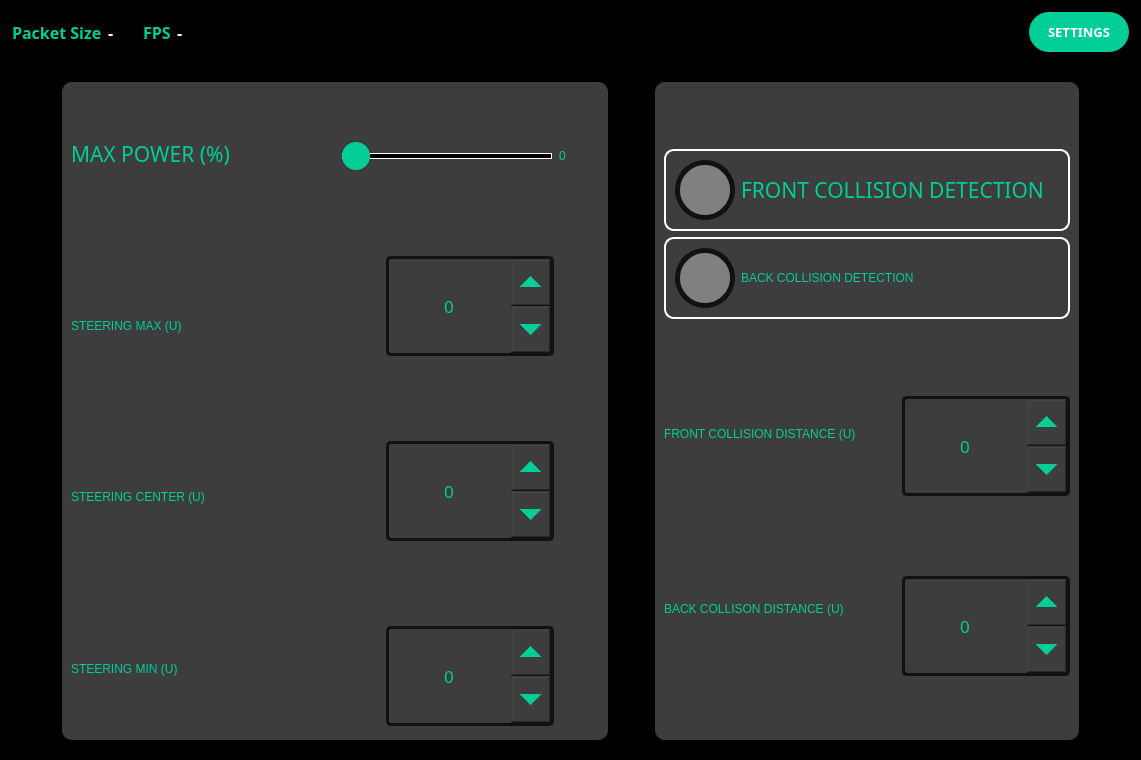
The window that source/controller/GUI-4G-CAR-DEF_#2.ui (jpriverar/smart-4g-rc-car) describes before a commit, drawn with Qt 5.
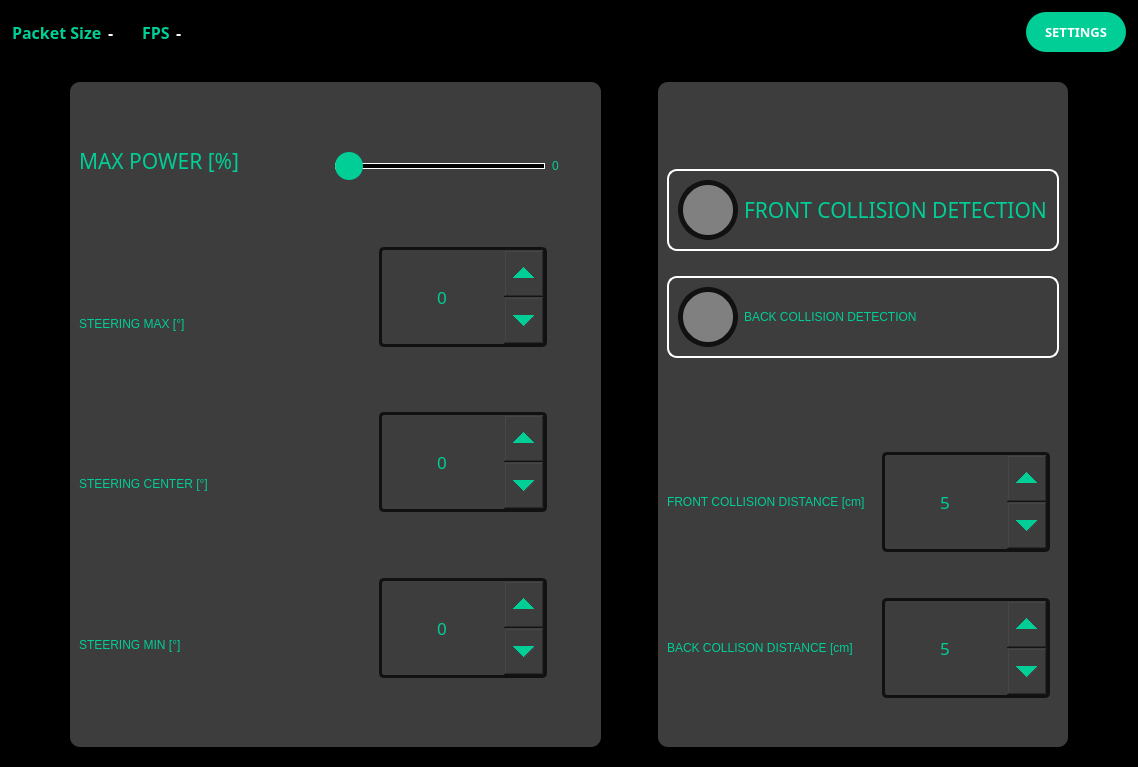
The same window after the commit. The open tabs and pages were chosen to show the change.

Commit message: se agregaron rangos y unidades a los spinbox, también se definieron mejor las posiciones en las que estaban colocados los widgets

```diff
--- a/source/controller/GUI-4G-CAR-DEF_#2.ui
+++ b/source/controller/GUI-4G-CAR-DEF_#2.ui
@@ -6,8 +6,8 @@
    <rect>
     <x>0</x>
     <y>0</y>
-    <width>1141</width>
-    <height>760</height>
+    <width>1138</width>
+    <height>767</height>
    </rect>
   </property>
   <property name="windowTitle">
@@ -757,17 +757,17 @@
                    <item>
                     <layout class="QVBoxLayout" name="verticalLayout_8">
                      <item>
-                      <spacer name="verticalSpacer_7">
+                      <spacer name="verticalSpacer_2">
                        <property name="orientation">
                         <enum>Qt::Vertical</enum>
                        </property>
                        <property name="sizeType">
-                        <enum>QSizePolicy::Maximum</enum>
+                        <enum>QSizePolicy::MinimumExpanding</enum>
                        </property>
                        <property name="sizeHint" stdset="0">
                         <size>
                          <width>20</width>
-                         <height>50</height>
+                         <height>40</height>
                         </size>
                        </property>
                       </spacer>
@@ -776,8 +776,8 @@
                       <widget class="QLabel" name="label_MAX_POWER">
                        <property name="minimumSize">
                         <size>
-                         <width>225</width>
-                         <height>25</height>
+                         <width>210</width>
+                         <height>30</height>
                         </size>
                        </property>
                        <property name="maximumSize">
@@ -796,7 +796,7 @@
                         </font>
                        </property>
                        <property name="text">
-                        <string>MAX POWER (%)</string>
+                        <string>MAX POWER [%]</string>
                        </property>
                        <property name="alignment">
                         <set>Qt::AlignLeading|Qt::AlignLeft|Qt::AlignVCenter</set>
@@ -804,10 +804,13 @@
                       </widget>
                      </item>
                      <item>
-                      <spacer name="vSPacer_page_car_10">
+                      <spacer name="verticalSpacer_7">
                        <property name="orientation">
                         <enum>Qt::Vertical</enum>
                        </property>
+                       <property name="sizeType">
+                        <enum>QSizePolicy::MinimumExpanding</enum>
+                       </property>
                        <property name="sizeHint" stdset="0">
                         <size>
                          <width>20</width>
@@ -820,8 +823,8 @@
                       <widget class="QLabel" name="label_S_MAX">
                        <property name="minimumSize">
                         <size>
-                         <width>225</width>
-                         <height>25</height>
+                         <width>168</width>
+                         <height>100</height>
                         </size>
                        </property>
                        <property name="maximumSize">
@@ -831,7 +834,7 @@
                         </size>
                        </property>
                        <property name="text">
-                        <string>STEERING MAX (U)</string>
+                        <string>STEERING MAX [°]</string>
                        </property>
                        <property name="alignment">
                         <set>Qt::AlignLeading|Qt::AlignLeft|Qt::AlignVCenter</set>
@@ -839,10 +842,13 @@
                       </widget>
                      </item>
                      <item>
-                      <spacer name="vSPacer_page_car_9">
+                      <spacer name="verticalSpacer_9">
                        <property name="orientation">
                         <enum>Qt::Vertical</enum>
                        </property>
+                       <property name="sizeType">
+                        <enum>QSizePolicy::MinimumExpanding</enum>
+                       </property>
                        <property name="sizeHint" stdset="0">
                         <size>
                          <width>20</width>
@@ -851,12 +857,12 @@
                        </property>
                       </spacer>
                      </item>
-                     <item alignment="Qt::AlignHCenter">
+                     <item>
                       <widget class="QLabel" name="label_S_CENTER">
                        <property name="minimumSize">
                         <size>
-                         <width>225</width>
-                         <height>25</height>
+                         <width>168</width>
+                         <height>100</height>
                         </size>
                        </property>
                        <property name="maximumSize">
@@ -866,7 +872,7 @@
                         </size>
                        </property>
                        <property name="text">
-                        <string>STEERING CENTER (U)</string>
+                        <string>STEERING CENTER [°]</string>
                        </property>
                        <property name="alignment">
                         <set>Qt::AlignLeading|Qt::AlignLeft|Qt::AlignVCenter</set>
@@ -878,6 +884,9 @@
                        <property name="orientation">
                         <enum>Qt::Vertical</enum>
                        </property>
+                       <property name="sizeType">
+                        <enum>QSizePolicy::MinimumExpanding</enum>
+                       </property>
                        <property name="sizeHint" stdset="0">
                         <size>
                          <width>20</width>
@@ -890,8 +899,8 @@
                       <widget class="QLabel" name="label_S_MIN">
                        <property name="minimumSize">
                         <size>
-                         <width>225</width>
-                         <height>25</height>
+                         <width>168</width>
+                         <height>100</height>
                         </size>
                        </property>
                        <property name="maximumSize">
@@ -901,7 +910,7 @@
                         </size>
                        </property>
                        <property name="text">
-                        <string>STEERING MIN (U)</string>
+                        <string>STEERING MIN [°]</string>
                        </property>
                        <property name="alignment">
                         <set>Qt::AlignLeading|Qt::AlignLeft|Qt::AlignVCenter</set>
@@ -909,17 +918,17 @@
                       </widget>
                      </item>
                      <item>
-                      <spacer name="verticalSpacer_9">
+                      <spacer name="verticalSpacer_18">
                        <property name="orientation">
                         <enum>Qt::Vertical</enum>
                        </property>
                        <property name="sizeType">
-                        <enum>QSizePolicy::Maximum</enum>
+                        <enum>QSizePolicy::MinimumExpanding</enum>
                        </property>
                        <property name="sizeHint" stdset="0">
                         <size>
                          <width>20</width>
-                         <height>50</height>
+                         <height>80</height>
                         </size>
                        </property>
                       </spacer>
@@ -950,12 +959,12 @@
                         <enum>Qt::Vertical</enum>
                        </property>
                        <property name="sizeType">
-                        <enum>QSizePolicy::Maximum</enum>
+                        <enum>QSizePolicy::MinimumExpanding</enum>
                        </property>
                        <property name="sizeHint" stdset="0">
                         <size>
                          <width>20</width>
-                         <height>50</height>
+                         <height>40</height>
                         </size>
                        </property>
                       </spacer>
@@ -1039,7 +1048,7 @@
                         <enum>Qt::Vertical</enum>
                        </property>
                        <property name="sizeType">
-                        <enum>QSizePolicy::Expanding</enum>
+                        <enum>QSizePolicy::MinimumExpanding</enum>
                        </property>
                        <property name="sizeHint" stdset="0">
                         <size>
@@ -1345,7 +1354,10 @@
                         <enum>QAbstractSpinBox::UpDownArrows</enum>
                        </property>
                        <property name="maximum">
-                        <number>100</number>
+                        <number>180</number>
+                       </property>
+                       <property name="singleStep">
+                        <number>20</number>
                        </property>
                       </widget>
                      </item>
@@ -1354,6 +1366,9 @@
                        <property name="orientation">
                         <enum>Qt::Vertical</enum>
                        </property>
+                       <property name="sizeType">
+                        <enum>QSizePolicy::MinimumExpanding</enum>
+                       </property>
                        <property name="sizeHint" stdset="0">
                         <size>
                          <width>20</width>
@@ -1652,7 +1667,10 @@
                         <set>Qt::AlignCenter</set>
                        </property>
                        <property name="maximum">
-                        <number>100</number>
+                        <number>180</number>
+                       </property>
+                       <property name="singleStep">
+                        <number>20</number>
                        </property>
                       </widget>
                      </item>
@@ -1661,6 +1679,9 @@
                        <property name="orientation">
                         <enum>Qt::Vertical</enum>
                        </property>
+                       <property name="sizeType">
+                        <enum>QSizePolicy::MinimumExpanding</enum>
+                       </property>
                        <property name="sizeHint" stdset="0">
                         <size>
                          <width>20</width>
@@ -1959,7 +1980,10 @@
                         <set>Qt::AlignCenter</set>
                        </property>
                        <property name="maximum">
-                        <number>100</number>
+                        <number>180</number>
+                       </property>
+                       <property name="singleStep">
+                        <number>20</number>
                        </property>
                       </widget>
                      </item>
@@ -1969,12 +1993,12 @@
                         <enum>Qt::Vertical</enum>
                        </property>
                        <property name="sizeType">
-                        <enum>QSizePolicy::Maximum</enum>
+                        <enum>QSizePolicy::MinimumExpanding</enum>
                        </property>
                        <property name="sizeHint" stdset="0">
                         <size>
                          <width>20</width>
-                         <height>5</height>
+                         <height>40</height>
                         </size>
                        </property>
                       </spacer>
@@ -2195,7 +2219,7 @@
                         <enum>Qt::Vertical</enum>
                        </property>
                        <property name="sizeType">
-                        <enum>QSizePolicy::Maximum</enum>
+                        <enum>QSizePolicy::MinimumExpanding</enum>
                        </property>
                        <property name="sizeHint" stdset="0">
                         <size>
@@ -2205,10 +2229,22 @@
                        </property>
                       </spacer>
                      </item>
-                     <item>
+                     <item alignment="Qt::AlignVCenter">
                       <widget class="QLabel" name="label_FCOLLD">
+                       <property name="sizePolicy">
+                        <sizepolicy hsizetype="Preferred" vsizetype="Preferred">
+                         <horstretch>0</horstretch>
+                         <verstretch>0</verstretch>
+                        </sizepolicy>
+                       </property>
+                       <property name="minimumSize">
+                        <size>
+                         <width>168</width>
+                         <height>100</height>
+                        </size>
+                       </property>
                        <property name="text">
-                        <string>FRONT COLLISION DISTANCE (U)</string>
+                        <string>FRONT COLLISION DISTANCE [cm] </string>
                        </property>
                        <property name="alignment">
                         <set>Qt::AlignLeading|Qt::AlignLeft|Qt::AlignVCenter</set>
@@ -2221,20 +2257,32 @@
                         <enum>Qt::Vertical</enum>
                        </property>
                        <property name="sizeType">
-                        <enum>QSizePolicy::Maximum</enum>
+                        <enum>QSizePolicy::MinimumExpanding</enum>
                        </property>
                        <property name="sizeHint" stdset="0">
                         <size>
                          <width>20</width>
-                         <height>85</height>
+                         <height>40</height>
                         </size>
                        </property>
                       </spacer>
                      </item>
-                     <item>
+                     <item alignment="Qt::AlignVCenter">
                       <widget class="QLabel" name="label_BCOLLD">
+                       <property name="sizePolicy">
+                        <sizepolicy hsizetype="Preferred" vsizetype="Preferred">
+                         <horstretch>0</horstretch>
+                         <verstretch>0</verstretch>
+                        </sizepolicy>
+                       </property>
+                       <property name="minimumSize">
+                        <size>
+                         <width>168</width>
+                         <height>100</height>
+                        </size>
+                       </property>
                        <property name="text">
-                        <string>BACK COLLISON DISTANCE (U)</string>
+                        <string>BACK COLLISON DISTANCE [cm]  </string>
                        </property>
                        <property name="alignment">
                         <set>Qt::AlignLeading|Qt::AlignLeft|Qt::AlignVCenter</set>
@@ -2247,34 +2295,18 @@
                         <enum>Qt::Vertical</enum>
                        </property>
                        <property name="sizeType">
-                        <enum>QSizePolicy::Maximum</enum>
+                        <enum>QSizePolicy::MinimumExpanding</enum>
                        </property>
                        <property name="sizeHint" stdset="0">
                         <size>
                          <width>20</width>
-                         <height>80</height>
+                         <height>40</height>
                         </size>
                        </property>
                       </spacer>
                      </item>
                     </layout>
                    </item>
-                   <item>
-                    <spacer name="horizontalSpacer_2">
-                     <property name="orientation">
-                      <enum>Qt::Horizontal</enum>
-                     </property>
-                     <property name="sizeType">
-                      <enum>QSizePolicy::Expanding</enum>
-                     </property>
-                     <property name="sizeHint" stdset="0">
-                      <size>
-                       <width>40</width>
-                       <height>15</height>
-                      </size>
-                     </property>
-                    </spacer>
-                   </item>
                    <item>
                     <layout class="QVBoxLayout" name="verticalLayout_10">
                      <item>
@@ -2283,12 +2315,12 @@
                         <enum>Qt::Vertical</enum>
                        </property>
                        <property name="sizeType">
-                        <enum>QSizePolicy::Maximum</enum>
+                        <enum>QSizePolicy::MinimumExpanding</enum>
                        </property>
                        <property name="sizeHint" stdset="0">
                         <size>
                          <width>20</width>
-                         <height>55</height>
+                         <height>40</height>
                         </size>
                        </property>
                       </spacer>
@@ -2582,8 +2614,11 @@
                        <property name="alignment">
                         <set>Qt::AlignCenter</set>
                        </property>
+                       <property name="minimum">
+                        <number>5</number>
+                       </property>
                        <property name="maximum">
-                        <number>100</number>
+                        <number>25</number>
                        </property>
                       </widget>
                      </item>
@@ -2593,12 +2628,12 @@
                         <enum>Qt::Vertical</enum>
                        </property>
                        <property name="sizeType">
-                        <enum>QSizePolicy::Expanding</enum>
+                        <enum>QSizePolicy::MinimumExpanding</enum>
                        </property>
                        <property name="sizeHint" stdset="0">
                         <size>
                          <width>20</width>
-                         <height>85</height>
+                         <height>40</height>
                         </size>
                        </property>
                       </spacer>
@@ -2892,8 +2927,11 @@
                        <property name="alignment">
                         <set>Qt::AlignCenter</set>
                        </property>
+                       <property name="minimum">
+                        <number>5</number>
+                       </property>
                        <property name="maximum">
-                        <number>100</number>
+                        <number>25</number>
                        </property>
                       </widget>
                      </item>
@@ -2908,7 +2946,7 @@
                        <property name="sizeHint" stdset="0">
                         <size>
                          <width>20</width>
-                         <height>55</height>
+                         <height>40</height>
                         </size>
                        </property>
                       </spacer>
```
Left out of the diff: 43 changed lines with no effect on the pictures.
